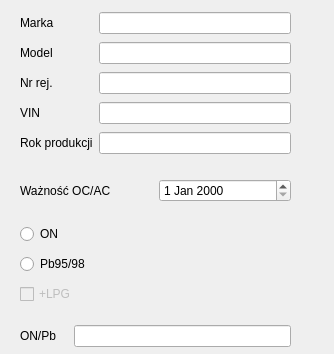
Old version of the form newcar.ui in the repository Barto-Paja/iDocCar; both pictures show x 0 to 334 and y 0 to 354 of the 334 by 528 pixel window.
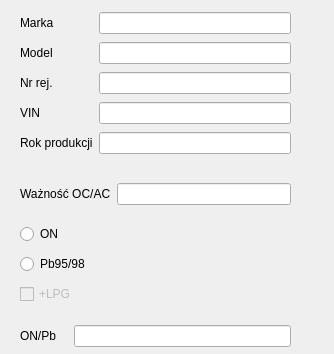
New version of the form.

```diff
--- a/newcar.ui
+++ b/newcar.ui
@@ -19,19 +19,19 @@
      <x>20</x>
      <y>170</y>
      <width>271</width>
-     <height>41</height>
+     <height>48</height>
     </rect>
    </property>
    <layout class="QGridLayout" name="gridLayout_2">
-    <item row="0" column="0">
+    <item row="1" column="0">
      <widget class="QLabel" name="l_insurance">
       <property name="text">
        <string>Ważność OC/AC</string>
       </property>
      </widget>
     </item>
-    <item row="0" column="1">
-     <widget class="QDateEdit" name="de_insurance"/>
+    <item row="1" column="1">
+     <widget class="QLineEdit" name="lineEdit"/>
     </item>
    </layout>
   </widget>
```
Left out of the diff: 2 changed lines with no effect on the pictures.
